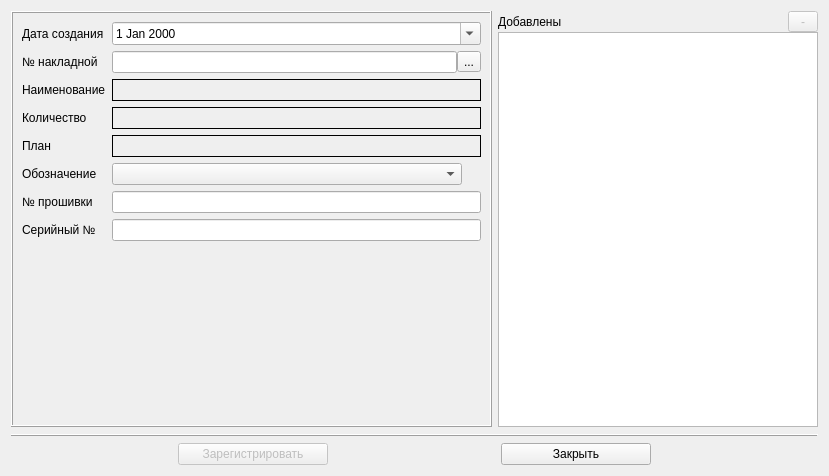
Qt form Remont/platewindow.ui (AlexeyScherbakov2021/Remont2) before a commit.
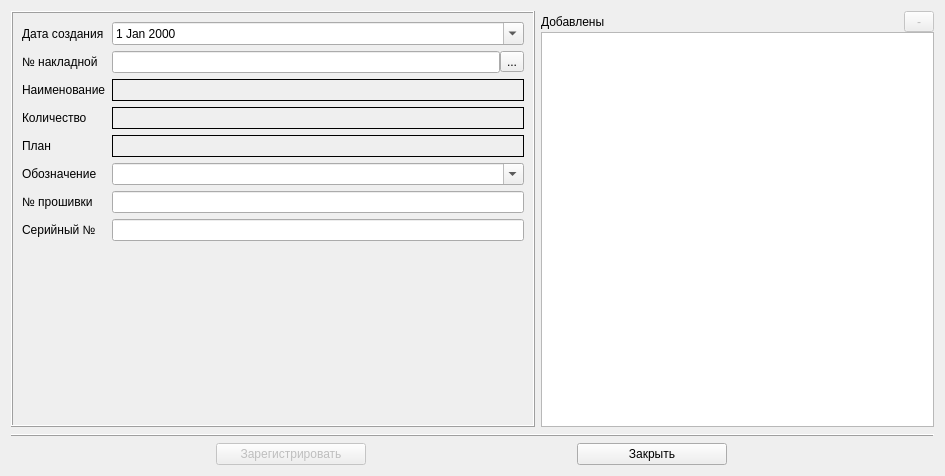
The same form after that commit. Icons and pictures are not drawn.

Patch:
```diff
--- a/Remont/platewindow.ui
+++ b/Remont/platewindow.ui
@@ -6,7 +6,7 @@
    <rect>
     <x>0</x>
     <y>0</y>
-    <width>829</width>
+    <width>945</width>
     <height>476</height>
    </rect>
   </property>
@@ -15,7 +15,7 @@
   </property>
   <layout class="QVBoxLayout" name="verticalLayout_2">
    <item>
-    <layout class="QHBoxLayout" name="horizontalLayout_3" stretch="3,2">
+    <layout class="QHBoxLayout" name="horizontalLayout_3" stretch="4,3">
      <item>
       <widget class="QFrame" name="frame">
        <property name="frameShape">
@@ -159,12 +159,18 @@
           </property>
           <property name="maximumSize">
            <size>
-            <width>350</width>
+            <width>16777215</width>
             <height>16777215</height>
            </size>
           </property>
           <property name="editable">
-           <bool>false</bool>
+           <bool>true</bool>
+          </property>
+          <property name="maxVisibleItems">
+           <number>20</number>
+          </property>
+          <property name="insertPolicy">
+           <enum>QComboBox::InsertPolicy::NoInsert</enum>
           </property>
           <property name="sizeAdjustPolicy">
            <enum>QComboBox::SizeAdjustPolicy::AdjustToContents</enum>
```
